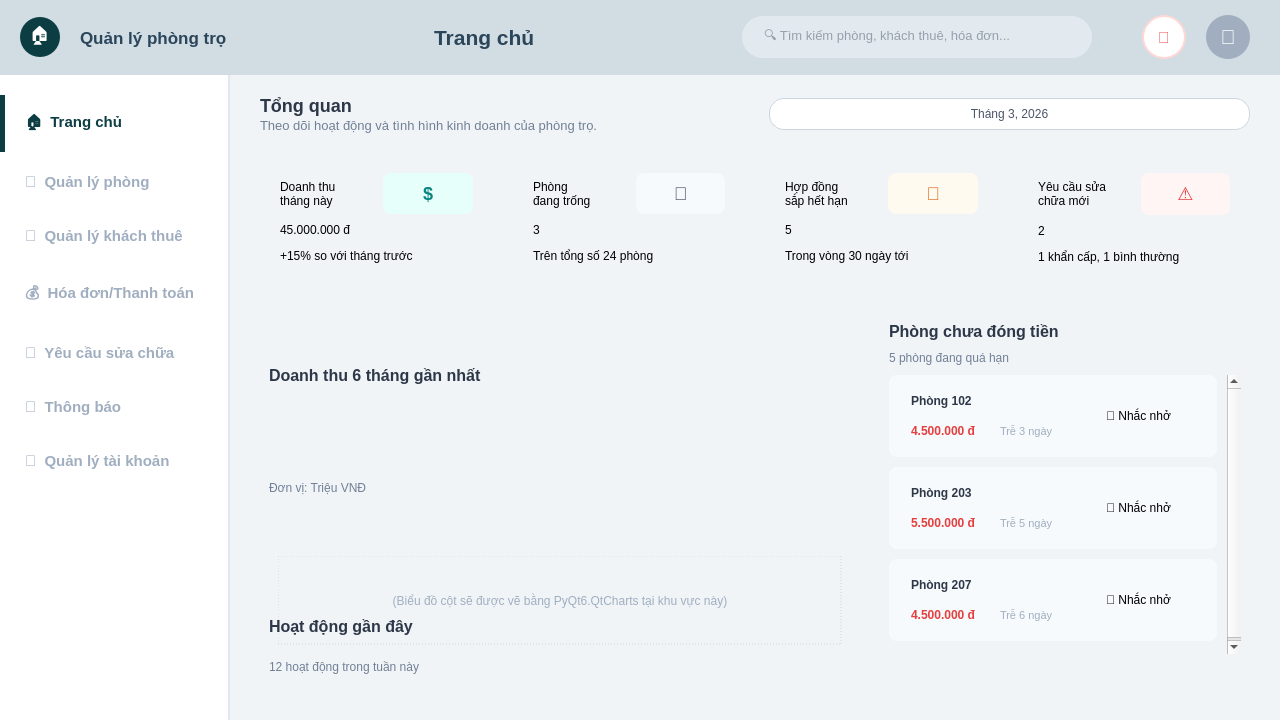
Before: the Qt Designer form ui/UI_Admin/trang_chu.ui in nhatanhdeptrai-exe/Final_Project_KTLT, drawn with Qt 5.
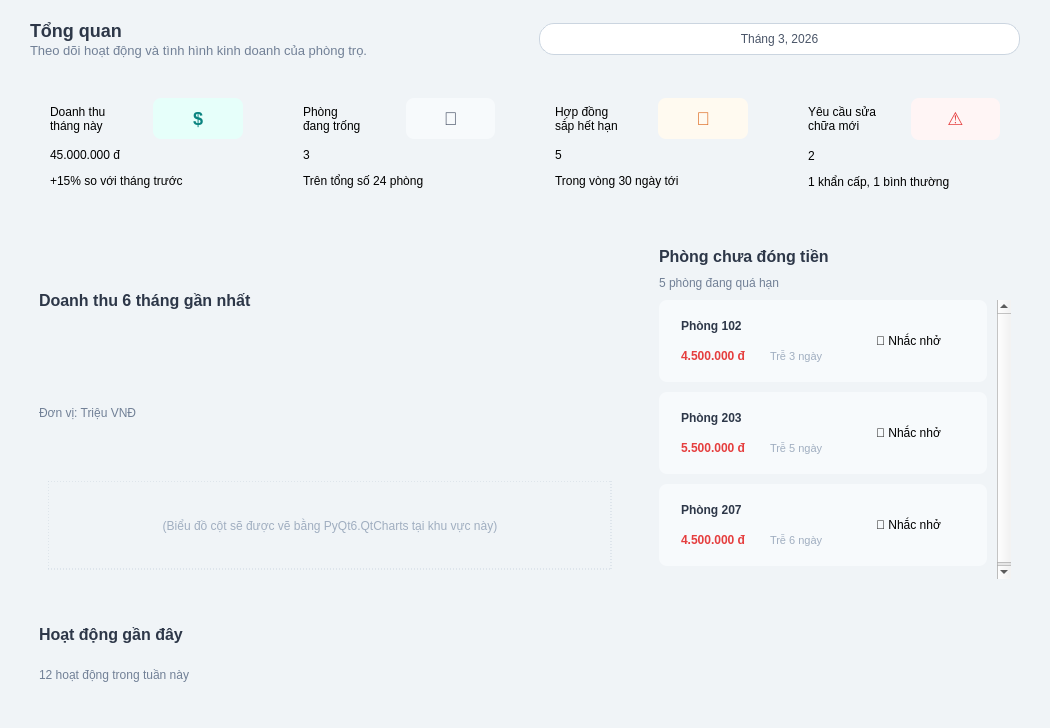
After: the same form once the commit is applied.

```diff
--- a/ui/UI_Admin/trang_chu.ui
+++ b/ui/UI_Admin/trang_chu.ui
@@ -1,35 +1,22 @@
 <?xml version="1.0" encoding="UTF-8"?>
 <ui version="4.0">
  <class>MainWindow</class>
- <widget class="QMainWindow" name="MainWindow">
+  <widget class="QWidget" name="PageTrangChu">
   <property name="geometry">
    <rect>
     <x>0</x>
     <y>0</y>
-    <width>1280</width>
-    <height>720</height>
-   </rect>
-  </property>
-  <property name="minimumSize">
-   <size>
-    <width>1280</width>
-    <height>720</height>
-   </size>
-  </property>
+        <width>1050</width>
+        <height>645</height>
+      </rect>
+    </property>
   <property name="windowTitle">
    <string>Trang chủ</string>
   </property>
   <property name="styleSheet">
    <string>QMainWindow { background-color: #f0f4f7; }</string>
   </property>
-  <widget class="QWidget" name="centralwidget">
-   <property name="styleSheet">
-    <string>QWidget#centralwidget { background-color: #f0f4f7; }</string>
-   </property>
-   <layout class="QVBoxLayout" name="verticalLayout">
-    <property name="spacing">
-     <number>0</number>
-    </property>
+    <layout class="QVBoxLayout" name="contentLayout">
     <property name="leftMargin">
      <number>0</number>
     </property>
@@ -42,346 +29,6 @@
     <property name="bottomMargin">
      <number>0</number>
     </property>
-    <item>
-     <widget class="QWidget" name="headerWidget" native="true">
-      <property name="minimumSize">
-       <size>
-        <width>0</width>
-        <height>75</height>
-       </size>
-      </property>
-      <property name="maximumSize">
-       <size>
-        <width>16777215</width>
-        <height>75</height>
-       </size>
-      </property>
-      <property name="styleSheet">
-       <string>QWidget#headerWidget { background-color: #d1dde3; }</string>
-      </property>
-      <layout class="QHBoxLayout" name="horizontalLayout">
-       <property name="spacing">
-        <number>20</number>
-       </property>
-       <property name="leftMargin">
-        <number>20</number>
-       </property>
-       <property name="rightMargin">
-        <number>30</number>
-       </property>
-       <item>
-        <widget class="QLabel" name="logoIcon">
-         <property name="minimumSize">
-          <size>
-           <width>40</width>
-           <height>40</height>
-          </size>
-         </property>
-         <property name="maximumSize">
-          <size>
-           <width>40</width>
-           <height>40</height>
-          </size>
-         </property>
-         <property name="styleSheet">
-          <string>background-color: #0b3d42; border-radius: 20px; color: white; font-size: 18px;</string>
-         </property>
-         <property name="text">
-          <string>🏠</string>
-         </property>
-         <property name="alignment">
-          <set>Qt::AlignCenter</set>
-         </property>
-        </widget>
-       </item>
-       <item>
-        <widget class="QLabel" name="logoText">
-         <property name="font">
-          <font>
-           <family>Segoe UI</family>
-           <pointsize>13</pointsize>
-           <weight>75</weight>
-           <bold>true</bold>
-          </font>
-         </property>
-         <property name="styleSheet">
-          <string>color: #2b455b;</string>
-         </property>
-         <property name="text">
-          <string>Quản lý phòng trọ</string>
-         </property>
-        </widget>
-       </item>
-       <item>
-        <spacer name="spacer1">
-         <property name="orientation">
-          <enum>Qt::Horizontal</enum>
-         </property>
-         <property name="sizeHint" stdset="0">
-          <size>
-           <width>20</width>
-           <height>20</height>
-          </size>
-         </property>
-        </spacer>
-       </item>
-       <item>
-        <widget class="QLabel" name="lblPageTitle">
-         <property name="font">
-          <font>
-           <family>Segoe UI</family>
-           <pointsize>16</pointsize>
-           <weight>75</weight>
-           <bold>true</bold>
-          </font>
-         </property>
-         <property name="styleSheet">
-          <string>color: #2b455b;</string>
-         </property>
-         <property name="text">
-          <string>Trang chủ</string>
-         </property>
-        </widget>
-       </item>
-       <item>
-        <spacer name="spacer2">
-         <property name="orientation">
-          <enum>Qt::Horizontal</enum>
-         </property>
-         <property name="sizeHint" stdset="0">
-          <size>
-           <width>40</width>
-           <height>20</height>
-          </size>
-         </property>
-        </spacer>
-       </item>
-       <item>
-        <widget class="QLineEdit" name="searchBar">
-         <property name="minimumSize">
-          <size>
-           <width>350</width>
-           <height>42</height>
-          </size>
-         </property>
-         <property name="maximumSize">
-          <size>
-           <width>400</width>
-           <height>42</height>
-          </size>
-         </property>
-         <property name="font">
-          <font>
-           <pointsize>10</pointsize>
-          </font>
-         </property>
-         <property name="styleSheet">
-          <string>QLineEdit {
-	background-color: #e2eaf0;
-	border-radius: 21px;
-	padding: 5px 20px;
-	border: none;
-	color: #4a5568;
-}</string>
-         </property>
-         <property name="placeholderText">
-          <string>🔍 Tìm kiếm phòng, khách thuê, hóa đơn...</string>
-         </property>
-        </widget>
-       </item>
-       <item>
-        <spacer name="spacer3">
-         <property name="orientation">
-          <enum>Qt::Horizontal</enum>
-         </property>
-         <property name="sizeHint" stdset="0">
-          <size>
-           <width>30</width>
-           <height>20</height>
-          </size>
-         </property>
-         <property name="sizeType">
-          <enum>QSizePolicy::Fixed</enum>
-         </property>
-        </spacer>
-       </item>
-       <item>
-        <widget class="QPushButton" name="btnBell">
-         <property name="minimumSize">
-          <size>
-           <width>44</width>
-           <height>44</height>
-          </size>
-         </property>
-         <property name="maximumSize">
-          <size>
-           <width>44</width>
-           <height>44</height>
-          </size>
-         </property>
-         <property name="styleSheet">
-          <string>QPushButton { background-color: white; border-radius: 22px; color: #f56565; font-size: 16px; font-weight: bold; border: 2px solid #fed7d7; }</string>
-         </property>
-         <property name="text">
-          <string>🔔</string>
-         </property>
-        </widget>
-       </item>
-       <item>
-        <widget class="QLabel" name="lblAvatar">
-         <property name="minimumSize">
-          <size>
-           <width>44</width>
-           <height>44</height>
-          </size>
-         </property>
-         <property name="maximumSize">
-          <size>
-           <width>44</width>
-           <height>44</height>
-          </size>
-         </property>
-         <property name="styleSheet">
-          <string>background-color: #a0aec0; border-radius: 22px; color: white; font-size: 20px;</string>
-         </property>
-         <property name="text">
-          <string>👤</string>
-         </property>
-         <property name="alignment">
-          <set>Qt::AlignCenter</set>
-         </property>
-        </widget>
-       </item>
-      </layout>
-     </widget>
-    </item>
-    <item>
-     <layout class="QHBoxLayout" name="mainHLayout">
-      <property name="spacing">
-       <number>0</number>
-      </property>
-      <item>
-       <widget class="QWidget" name="sidebarWidget" native="true">
-        <property name="minimumSize">
-         <size>
-          <width>230</width>
-          <height>0</height>
-         </size>
-        </property>
-        <property name="maximumSize">
-         <size>
-          <width>230</width>
-          <height>16777215</height>
-         </size>
-        </property>
-        <property name="styleSheet">
-         <string>QWidget#sidebarWidget { background-color: white; border-right: 2px solid #e2e8f0; }
-QPushButton { text-align: left; padding: 15px 25px; border: none; background-color: transparent; color: #a0aec0; font-size: 15px; font-weight: bold; }
-QPushButton:hover { color: #2b455b; }
-QPushButton:checked { color: #0b3d42; border-left: 5px solid #0b3d42; padding-left: 20px; }</string>
-        </property>
-        <layout class="QVBoxLayout" name="verticalLayout_2">
-         <property name="leftMargin">
-          <number>0</number>
-         </property>
-         <property name="topMargin">
-          <number>20</number>
-         </property>
-         <property name="rightMargin">
-          <number>0</number>
-         </property>
-         <property name="bottomMargin">
-          <number>20</number>
-         </property>
-         <item>
-          <widget class="QPushButton" name="navTrangChu">
-           <property name="text">
-            <string>🏠  Trang chủ</string>
-           </property>
-           <property name="checkable">
-            <bool>true</bool>
-           </property>
-           <property name="checked">
-            <bool>true</bool>
-           </property>
-          </widget>
-         </item>
-         <item>
-          <widget class="QPushButton" name="navQuanLyPhong">
-           <property name="text">
-            <string>🏢  Quản lý phòng</string>
-           </property>
-           <property name="checkable">
-            <bool>true</bool>
-           </property>
-          </widget>
-         </item>
-         <item>
-          <widget class="QPushButton" name="navQuanLyKhachThu">
-           <property name="text">
-            <string>👥  Quản lý khách thuê</string>
-           </property>
-           <property name="checkable">
-            <bool>true</bool>
-           </property>
-          </widget>
-         </item>
-         <item>
-          <widget class="QPushButton" name="navHoaDon">
-           <property name="text">
-            <string>💰  Hóa đơn/Thanh toán</string>
-           </property>
-           <property name="checkable">
-            <bool>true</bool>
-           </property>
-          </widget>
-         </item>
-         <item>
-          <widget class="QPushButton" name="navSuaChua">
-           <property name="text">
-            <string>🔧  Yêu cầu sửa chữa</string>
-           </property>
-           <property name="checkable">
-            <bool>true</bool>
-           </property>
-          </widget>
-         </item>
-         <item>
-          <widget class="QPushButton" name="navThongBao">
-           <property name="text">
-            <string>🔔  Thông báo</string>
-           </property>
-           <property name="checkable">
-            <bool>true</bool>
-           </property>
-          </widget>
-         </item>
-         <item>
-          <widget class="QPushButton" name="navTaiKhoan">
-           <property name="text">
-            <string>👤  Quản lý tài khoản</string>
-           </property>
-           <property name="checkable">
-            <bool>true</bool>
-           </property>
-          </widget>
-         </item>
-         <item>
-          <spacer name="verticalSpacer">
-           <property name="orientation">
-            <enum>Qt::Vertical</enum>
-           </property>
-           <property name="sizeHint" stdset="0">
-            <size>
-             <width>20</width>
-             <height>40</height>
-            </size>
-           </property>
-          </spacer>
-         </item>
-        </layout>
-       </widget>
-      </item>
       <item>
        <widget class="QStackedWidget" name="mainContentStack">
         <widget class="QWidget" name="pageTrangChu">
@@ -1225,9 +872,6 @@
        </widget>
       </item>
      </layout>
-    </item>
-   </layout>
-  </widget>
  </widget>
  <resources />
  <connections />
```
Left out of the diff: 2 changed lines with no effect on the pictures. Lines whose indentation alone changed are shown as unchanged.
